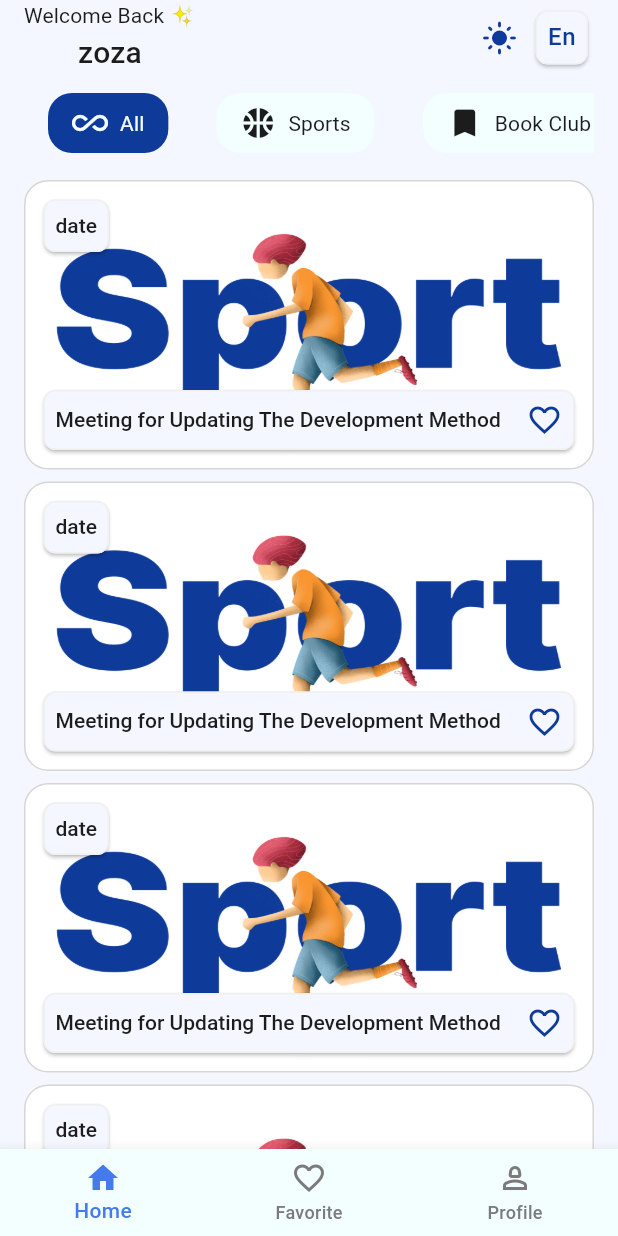
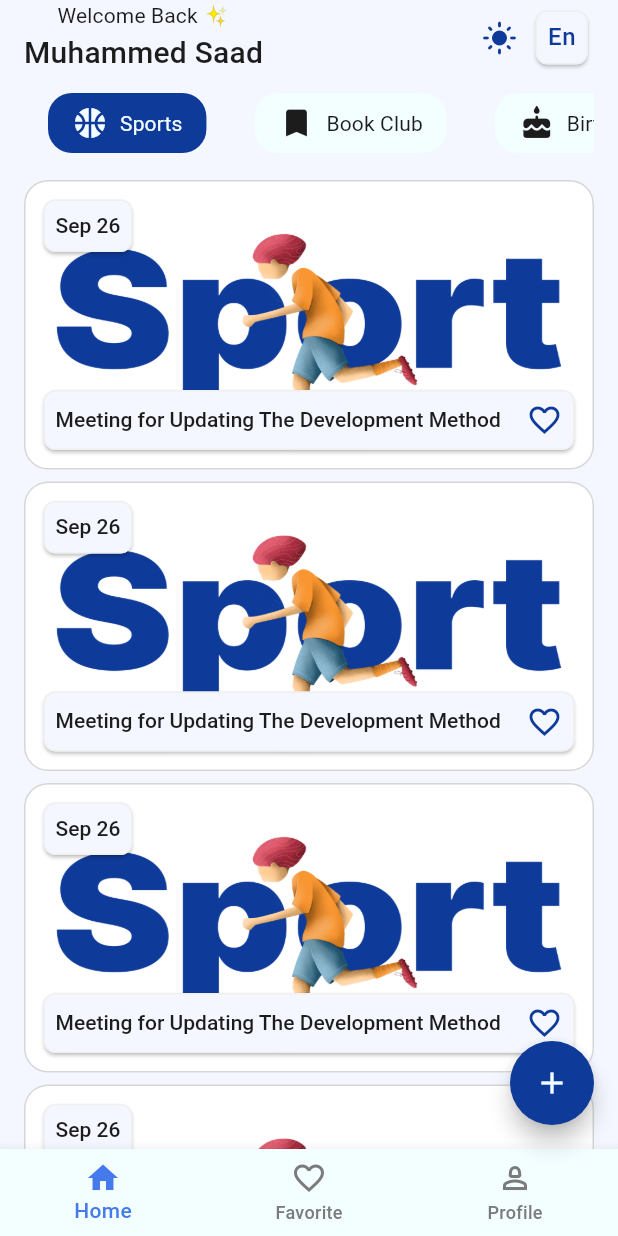
Before and after one commit to fayza-19/Eventlyapp-abbas-c20, a Flutter app: the screen it shows after launch, on a phone screen of 412 x 824 dp. Run offline on Flutter 3.47's test engine with Material 3 defaults, Android fonts, the phone set to English and light mode, and no system bars.

Commit message:
add create eventscreen with date/time pickers and category tabs

```diff
--- a/lib/core/routes_manager.dart
+++ b/lib/core/routes_manager.dart
@@ -1,5 +1,6 @@
 
 
+import 'package:evently/features/create_event/create_event_screen.dart';
 import 'package:evently/features/main_layout/main_layout.dart';
 import 'package:flutter/material.dart';
 
@@ -10,11 +11,16 @@ abstract class RoutesManager {
    static const String loginscreen = "/loginsceen";
    static const String registerscreen = "/registerscreen";
    static const String mainlayout = "/mainlayout";
+   static const String createEvent = "/createEvent";
 
-static Route ? getRoute(RouteSettings settings){
+
+   static Route ? getRoute(RouteSettings settings){
   switch(settings.name){
     case RoutesManager.registerscreen :{
       return MaterialPageRoute(builder: (context)=> RegisterScreen());
+    }
+    case RoutesManager.createEvent :{
+      return MaterialPageRoute(builder: (context)=> CreateEventScreen());
     }
     case RoutesManager.loginscreen :{
       return MaterialPageRoute(builder: (context)=> LoginScreen());
--- a/lib/core/widgets/custometabbar.dart
+++ b/lib/core/widgets/custometabbar.dart
@@ -1,33 +1,43 @@
-import 'package:evently/models/categorymodel.dart';
 import 'package:flutter/material.dart';
 
+import '../../models/categorymodel.dart';
 import 'customeTabitems.dart';
 
 class CustomTabBar extends StatefulWidget {
-  CustomTabBar({super.key, required this.categories, required this.selectedBgColor, required this.selectedFgColor, required this.unSelectedBgColor, required this.unSelectedFgColor});
+  CustomTabBar({
+    super.key,
+    required this.categories,
+    required this.selectedBgColor,
+    required this.selectedFgColor,
+    required this.unSelectedBgColor,
+    required this.unSelectedFgColor,
+    required this.onCategorySelected,
+  });
+
   List<CategoryModel> categories;
-
   Color selectedBgColor;
   Color unSelectedBgColor;
   Color selectedFgColor;
   Color unSelectedFgColor;
+  final ValueChanged<CategoryModel> onCategorySelected; // جديد
 
   @override
   State<CustomTabBar> createState() => _CustomTabBarState();
 }
 
 class _CustomTabBarState extends State<CustomTabBar> {
+  int selectedIndex = 0;
 
-  int selectedIndex = 0;
   @override
   Widget build(BuildContext context) {
-    return  DefaultTabController(
+    return DefaultTabController(
       length: widget.categories.length,
       child: TabBar(
-        onTap: (newIndex){
+        onTap: (newIndex) {
           setState(() {
             selectedIndex = newIndex;
           });
+          widget.onCategorySelected(widget.categories[newIndex]); // جديد
         },
         tabAlignment: TabAlignment.start,
         indicatorColor: Colors.transparent,
@@ -37,10 +47,10 @@ class _CustomTabBarState extends State<CustomTabBar> {
             .map(
               (category) => CustomTabItem(
             category: category,
-            selectedBgColor:widget.selectedBgColor,
+            selectedBgColor: widget.selectedBgColor,
             selectedFgColor: widget.selectedFgColor,
             unSelectedBgColor: widget.unSelectedBgColor,
-            unSelectedFgColor:widget.unSelectedFgColor,
+            unSelectedFgColor: widget.unSelectedFgColor,
             isSelected: widget.categories.indexOf(category) == selectedIndex,
           ),
         )
--- a/lib/core/widgets/event_item.dart
+++ b/lib/core/widgets/event_item.dart
@@ -1,6 +1,7 @@
 import 'package:flutter/material.dart';
 import '../../models/event_model.dart';
 import '../colors_manager.dart';
+import '../extensions/date_time_ex.dart';
 class EventItem extends StatelessWidget {
   EventItem({super.key, required this.event});
   EventModel event;
@@ -25,7 +26,7 @@ class EventItem extends StatelessWidget {
             Card(
               child: Padding(
                 padding: const EdgeInsets.all(8.0),
-                child: Text("date", style:Theme.of(context).textTheme.headlineSmall),
+                child: Text(event.date.showMonthWeekDay, style:Theme.of(context).textTheme.headlineSmall),
               ),
             ),
             Spacer(),
--- a/lib/features/main_layout/main_layout.dart
+++ b/lib/features/main_layout/main_layout.dart
@@ -2,6 +2,8 @@ import 'package:evently/features/main_layout/tabs/favtab.dart';
 import 'package:evently/features/main_layout/tabs/hometab.dart';
 import 'package:evently/features/main_layout/tabs/profiletab.dart';
 import 'package:flutter/material.dart';
+
+import '../../core/routes_manager.dart';
 
 class MainLayout extends StatefulWidget {
   const MainLayout ({super.key});
@@ -21,6 +23,11 @@ class _MainLayoutState extends State<MainLayout> {
   Widget build(BuildContext context) {
     return Scaffold(
       body: tabs[TappedIndex],
+      floatingActionButton: FloatingActionButton(
+
+        onPressed: (){
+          Navigator.pushNamed(context, RoutesManager.createEvent);
+        }, child: Icon(Icons.add),),
       bottomNavigationBar: _buildBottomnavbar,
     );
   }
--- a/lib/features/main_layout/tabs/hometab.dart
+++ b/lib/features/main_layout/tabs/hometab.dart
@@ -1,6 +1,6 @@
 
-import 'package:evently/core/assets_manager.dart';
 import 'package:flutter/material.dart';
+
 import '../../../core/colors_manager.dart';
 import '../../../core/widgets/custometabbar.dart';
 import '../../../core/widgets/event_item.dart';
@@ -16,6 +16,7 @@ class Hometab extends StatefulWidget {
 
 class _HomeState extends State<Hometab> {
   int selectedIndex = 0;
+  late CategoryModel selectedCategory = CategoryModel.categories.first;
 
   @override
   Widget build(BuildContext context) {
@@ -35,7 +36,7 @@ class _HomeState extends State<Hometab> {
                         style: Theme.of(context).textTheme.titleSmall,
                       ),
                       Text(
-                        "zoza",
+                        "Muhammed Saad",
                         style: Theme.of(context).textTheme.titleMedium,
                       ),
                     ],
@@ -59,13 +60,16 @@ class _HomeState extends State<Hometab> {
               ),
               SizedBox(height: 12,),
         CustomTabBar(
-                categories:   [CategoryModel(id: "1", name: "All", icon: Icons.all_inclusive, image: ImageAssets.Meeting),...CategoryModel.categories, ],
-
-
+          categories: CategoryModel.categories,
           selectedBgColor: ColorsManager.darkBlue,
           selectedFgColor: ColorsManager.white,
           unSelectedBgColor: ColorsManager.white,
           unSelectedFgColor: ColorsManager.black,
+          onCategorySelected: (category) {
+            setState(() {
+              selectedCategory = category;
+            });
+          },
         ),
               Expanded(child: ListView.separated(
                   padding: EdgeInsets.only(top: 16),
--- a/lib/main.dart
+++ b/lib/main.dart
@@ -20,8 +20,7 @@ class Evently extends StatelessWidget {
       theme:ThemeManager.light ,
       darkTheme: ThemeManager.dark,
       themeMode: ThemeMode.light
-      ,
-      locale: Locale('en'),
+      , locale: Locale('en'),
 
     );
   }
--- a/lib/models/categorymodel.dart
+++ b/lib/models/categorymodel.dart
@@ -27,7 +27,7 @@ class CategoryModel{
     CategoryModel(id: "2", name: "Book Club", icon: Icons.bookmark,image: ImageAssets.BookClub),
     CategoryModel(id: "3", name: "Birthday", icon: Icons.cake_rounded,image: ImageAssets.Birthday),
     CategoryModel(id: "4", name: "Meeting", icon: Icons.laptop_chromebook,image: ImageAssets.Meeting),
-    CategoryModel(id: "5", name: "Exhibition", icon: Icons.water_drop_rounded,image: ImageAssets.Birthday),
+    CategoryModel(id: "5", name: "Exhibition", icon: Icons.water_drop_rounded,image: ImageAssets.Exhibition),
 
   ];
 }
--- a/pubspec.yaml
+++ b/pubspec.yaml
@@ -35,6 +35,7 @@ dependencies:
   # The following adds the Cupertino Icons font to your application.
   # Use with the CupertinoIcons class for iOS style icons.
   cupertino_icons: ^1.0.8
+  intl: ^0.20.3
 
 dev_dependencies:
   flutter_test:
```
Also changed, not shown: lib/core/extensions/date_time_ex.dart (added, +10 -0 lines), lib/features/create_event/create_event_screen.dart (added, +132 -0 lines), pubspec.lock. Lines whose indentation alone changed are shown as unchanged.
